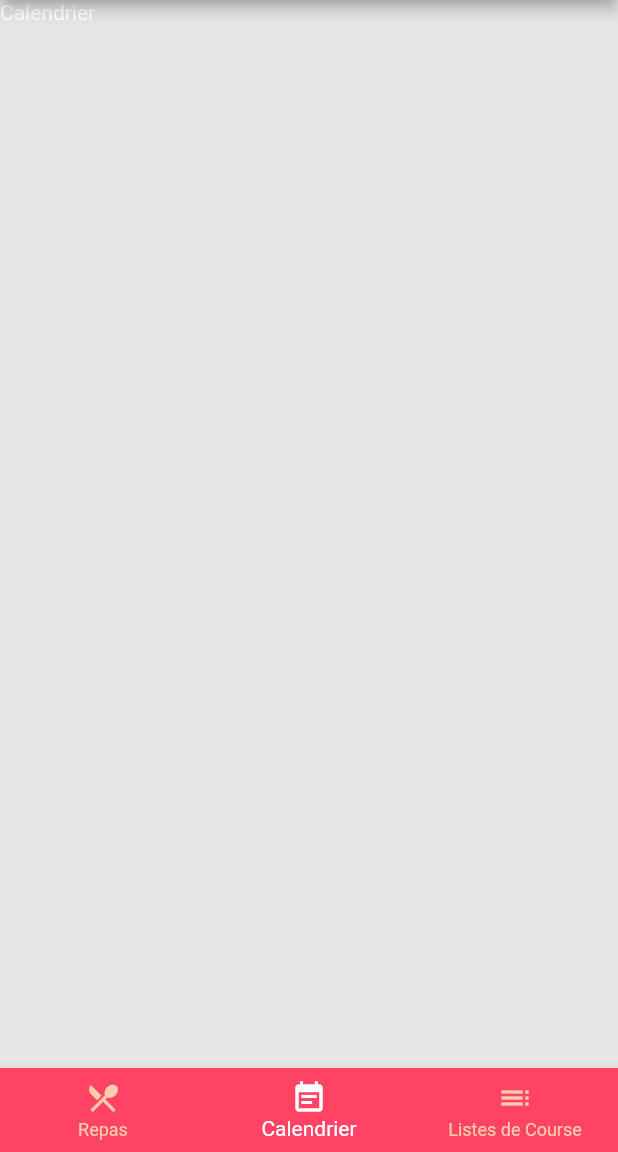
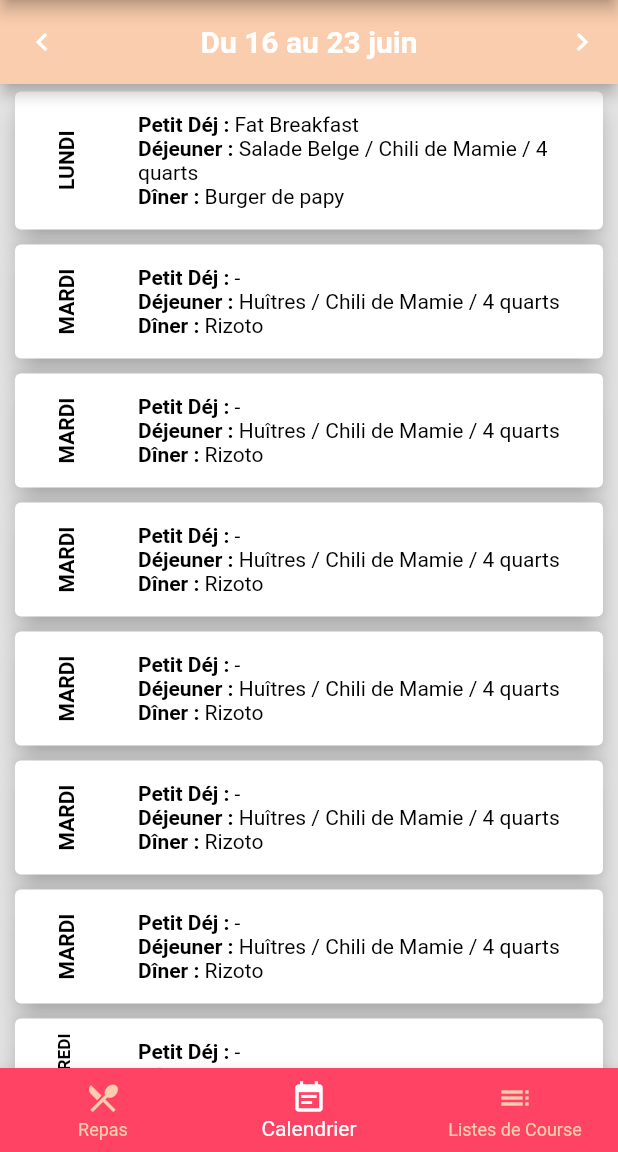
Before and after one commit to Skaopap/Gordon, a Flutter app: the screen it shows after launch, on a phone screen of 412 x 824 dp, the part 84-1236 px from its top. Run offline on Flutter 3.47's test engine with Material 2 defaults, Android fonts, the phone set to English and light mode, and no system bars.

Commit message:
Liste de liste de liste de repas (liste de liste de jours)

```diff
--- a/lib/main.dart
+++ b/lib/main.dart
@@ -1,4 +1,5 @@
 import 'package:flutter/material.dart';
+import 'package:gordon/models/MCalendrier.dart';
 import 'package:gordon/models/MListeCourse.dart';
 import 'package:gordon/screens/listescourseInfo.dart';
 import 'package:gordon/screens/repasInfos.dart';
@@ -14,6 +15,7 @@ void main() {
       providers: [
         ChangeNotifierProvider(create: (context) => MRepas()),
         ChangeNotifierProvider(create: (context) => MListeCourse()),
+        ChangeNotifierProvider(create: (context) => MCalendrier()),
       ],
   child : MyApp())
 
--- /dev/null
+++ b/lib/models/MCalendrier.dart
@@ -0,0 +1,20 @@
+import 'package:gordon/models/MCalendrierItem.dart';
+import 'package:flutter/material.dart';
+
+class MCalendrier with ChangeNotifier
+{
+  List<MCalendrierItem> _listItems = [
+    MCalendrierItem(id: '001', day: "LUNDI", breakfast: "Fat Breakfast", lunch: "Salade Belge / Chili de Mamie / 4 quarts", dinner: "Burger de papy"),
+    MCalendrierItem(id: '002', day: "MARDI", breakfast: "-", lunch: "Huîtres / Chili de Mamie / 4 quarts", dinner: "Rizoto"),
+    MCalendrierItem(id: '002', day: "MARDI", breakfast: "-", lunch: "Huîtres / Chili de Mamie / 4 quarts", dinner: "Rizoto"),
+    MCalendrierItem(id: '002', day: "MARDI", breakfast: "-", lunch: "Huîtres / Chili de Mamie / 4 quarts", dinner: "Rizoto"),
+    MCalendrierItem(id: '002', day: "MARDI", breakfast: "-", lunch: "Huîtres / Chili de Mamie / 4 quarts", dinner: "Rizoto"),
+    MCalendrierItem(id: '002', day: "MARDI", breakfast: "-", lunch: "Huîtres / Chili de Mamie / 4 quarts", dinner: "Rizoto"),
+    MCalendrierItem(id: '002', day: "MARDI", breakfast: "-", lunch: "Huîtres / Chili de Mamie / 4 quarts", dinner: "Rizoto"),
+    MCalendrierItem(id: '003', day: "MERCREDI", breakfast: "-", lunch: "Huîtres / Chili de Mamie / 4 quarts", dinner: "Rizoto")
+  ];
+
+  List<MCalendrierItem> get listItems {
+    return [..._listItems];
+  }
+}
--- /dev/null
+++ b/lib/models/MCalendrierItem.dart
@@ -0,0 +1,22 @@
+import 'package:flutter/material.dart';
+
+class MCalendrierItem with ChangeNotifier
+{
+  final String id;
+  final String day;
+  final String breakfast;
+  final String lunch;
+  final String dinner;
+
+  MCalendrierItem
+      (
+        {
+          @required this.id,
+          @required this.day,
+          @required this.breakfast,
+          @required this.lunch,
+          @required this.dinner
+        }
+      );
+
+}
--- a/lib/models/MListeCourse.dart
+++ b/lib/models/MListeCourse.dart
@@ -1,4 +1,3 @@
-import 'package:provider/provider.dart';
 import 'package:gordon/models/MListeCourseItem.dart';
 import 'package:flutter/material.dart';
 
@@ -12,6 +11,4 @@ class MListeCourse with ChangeNotifier
   List<MListeCourseItem> get listItems {
     return [..._listItems];
   }
-
-//notifyListeners();
 }
--- a/lib/models/MListeCourseItem.dart
+++ b/lib/models/MListeCourseItem.dart
@@ -6,8 +6,6 @@ class MListeCourseItem with ChangeNotifier
   final String generateDate;
   final String beginDate;
   final String endDate;
-
-  //static const defaultList =
 
   MListeCourseItem
       (
--- a/lib/models/MRepas.dart
+++ b/lib/models/MRepas.dart
@@ -5,6 +5,14 @@ import 'package:flutter/material.dart';
 class MRepas with ChangeNotifier
 {
   List<MRepasItem> _listRepas = [
+    MRepasItem(id: '012', name: "Le chilli de mamie" , imageUrl: "https://flockler.com/thumbs/sites/192/good-food-bean-pepper-chilli-5c9e2402-6dab-4277-912a-0acdd6bce3ea_s1200x630_c600x349_l0x138.jpg"),
+    MRepasItem(id: '015', name: "Le cheese cake de papa" , imageUrl: "https://i2.wp.com/www.sugarspunrun.com/wp-content/uploads/2019/01/Best-Cheesecake-Recipe-2-1-of-1-4.jpg"),
+    MRepasItem(id: '016', name: "El Tartifletto" , imageUrl: "https://www.croquonslavie.fr/sites/default/files/images/recipe/field_recipe_single_carousel_img/recette-tartiflette_9408_0.jpg"),
+    MRepasItem(id: '045', name: "El CousCous" , imageUrl: "https://img.cuisineaz.com/400x320/2016-04-28/i68325-couscous-et-sa-sauce.jpg"),
+    MRepasItem(id: '012', name: "Le chilli de mamie" , imageUrl: "https://flockler.com/thumbs/sites/192/good-food-bean-pepper-chilli-5c9e2402-6dab-4277-912a-0acdd6bce3ea_s1200x630_c600x349_l0x138.jpg"),
+    MRepasItem(id: '015', name: "Le cheese cake de papa" , imageUrl: "https://i2.wp.com/www.sugarspunrun.com/wp-content/uploads/2019/01/Best-Cheesecake-Recipe-2-1-of-1-4.jpg"),
+    MRepasItem(id: '016', name: "El Tartifletto" , imageUrl: "https://www.croquonslavie.fr/sites/default/files/images/recipe/field_recipe_single_carousel_img/recette-tartiflette_9408_0.jpg"),
+    MRepasItem(id: '045', name: "El CousCous" , imageUrl: "https://img.cuisineaz.com/400x320/2016-04-28/i68325-couscous-et-sa-sauce.jpg"),
     MRepasItem(id: '012', name: "Le chilli de mamie" , imageUrl: "https://flockler.com/thumbs/sites/192/good-food-bean-pepper-chilli-5c9e2402-6dab-4277-912a-0acdd6bce3ea_s1200x630_c600x349_l0x138.jpg"),
     MRepasItem(id: '015', name: "Le cheese cake de papa" , imageUrl: "https://i2.wp.com/www.sugarspunrun.com/wp-content/uploads/2019/01/Best-Cheesecake-Recipe-2-1-of-1-4.jpg"),
     MRepasItem(id: '016', name: "El Tartifletto" , imageUrl: "https://www.croquonslavie.fr/sites/default/files/images/recipe/field_recipe_single_carousel_img/recette-tartiflette_9408_0.jpg"),
--- a/lib/screens/calendrier.dart
+++ b/lib/screens/calendrier.dart
@@ -1,4 +1,5 @@
 import 'package:flutter/material.dart';
+import 'package:gordon/widgets/ListCalendrier.dart';
 
 class Calendrier extends StatefulWidget {
   Calendrier({Key key}) : super(key: key);
@@ -13,7 +14,7 @@ class _CalendrierState extends State<Calendrier> {
     return Scaffold(
       backgroundColor: Theme.of(context).primaryColor,
       body: SafeArea(
-          child: Text("Calendrier")
+          child: ListCalendrier()
           ),
     );
   }
--- /dev/null
+++ b/lib/widgets/CalendrierItem.dart
@@ -0,0 +1,77 @@
+import 'package:flutter/cupertino.dart';
+import 'package:flutter/material.dart';
+import 'package:gordon/theme/colors.dart';
+import 'package:provider/provider.dart';
+import 'package:gordon/models/MCalendrierItem.dart';
+
+class CalendrierItem extends StatelessWidget {
+  const CalendrierItem({Key key}) : super(key: key);
+
+  @override
+  Widget build(BuildContext context)
+  {
+    final item = Provider.of<MCalendrierItem>(context);
+
+    return InkWell(
+      splashColor: Theme.of(context).accentColor,
+        child: Container(
+          // height: 135, Doesn't seem to give enough space to "MERCREDI" to display correctly
+          child: Card(
+            color: White,
+            elevation: 8,
+            margin: EdgeInsets.symmetric(vertical: 5, horizontal: 10),
+            child: Padding(
+                padding: EdgeInsets.all(10),
+                child: ListTile(
+                  leading: RotatedBox(
+                    quarterTurns: 3,
+                    child: FittedBox( //Permits MERCREDI to fit in its textArea
+                      fit: BoxFit.contain,
+                      child: Text(
+                        item.day,
+                        textAlign: TextAlign.center,
+                        style: TextStyle(
+                            fontWeight: FontWeight.bold,
+                            color: Colors.black,
+                          ),
+                      ),
+                    ),
+                  ),
+                  title: RichText(
+                    text: TextSpan(
+                      style: DefaultTextStyle.of(context).style,
+                      children: <TextSpan>[
+                        TextSpan(
+                          text: "Petit Déj : ",
+                          style: TextStyle(color: Colors.black, fontWeight: FontWeight.bold),
+                        ),
+                        TextSpan(
+                          text: item.breakfast,
+                          style: TextStyle(color: Colors.black),
+                        ),
+                        TextSpan(
+                          text: "\nDéjeuner : ",
+                          style: TextStyle(color: Colors.black, fontWeight: FontWeight.bold),
+                        ),
+                        TextSpan(
+                          text: item.lunch,
+                          style: TextStyle(color: Colors.black),
+                        ),
+                        TextSpan(
+                          text: "\nDîner : ",
+                          style: TextStyle(color: Colors.black, fontWeight: FontWeight.bold),
+                        ),
+                        TextSpan(
+                          text: item.dinner,
+                          style: TextStyle(color: Colors.black),
+                        ),
+                      ],
+                    ),
+                  ),
+                )
+          ),
+        ),
+      ),
+    );
+  }
+}
--- /dev/null
+++ b/lib/widgets/ListCalendrier.dart
@@ -0,0 +1,43 @@
+import 'package:flutter/material.dart';
+import 'package:gordon/models/MCalendrier.dart';
+import 'package:provider/provider.dart';
+import 'package:gordon/widgets/CalendrierItem.dart';
+import 'package:gordon/theme/colors.dart';
+
+class ListCalendrier extends StatefulWidget {
+  ListCalendrier({Key key}) : super(key: key);
+
+  @override
+  _ListCalendrierState createState() => _ListCalendrierState();
+}
+
+class _ListCalendrierState extends State<ListCalendrier> {
+  @override
+  Widget build(BuildContext context) {
+    final CalendrierData = Provider.of<MCalendrier>(context);
+    return Scaffold(
+      appBar: AppBar(
+        leading: IconButton(icon : Icon(Icons.chevron_left) , onPressed: () {}, color: Colors.white,),
+        title: Text(  "Du 16 au 23 juin", style: TextStyle(color: Colors.white, fontWeight: FontWeight.bold)),
+        centerTitle: true,
+        actions: <Widget>[
+          IconButton(icon : Icon(Icons.chevron_right) , onPressed: () {}, color: Colors.white,),
+        ],
+        backgroundColor: Salmon,
+      ) ,
+      backgroundColor: LightGrey,
+
+      body: SafeArea(
+        child: ListView.builder(
+          itemCount: CalendrierData.listItems.length,
+          itemBuilder: (ctx ,index) {
+            return ChangeNotifierProvider.value(
+                value: CalendrierData.listItems[index],
+                child: CalendrierItem()
+            );
+          },
+        ),
+      ),
+    );
+  }
+}
--- a/lib/widgets/ListeCourseItem.dart
+++ b/lib/widgets/ListeCourseItem.dart
@@ -2,7 +2,6 @@ import 'package:flutter/material.dart';
 import 'package:gordon/screens/listescourseInfo.dart';
 import 'package:gordon/theme/colors.dart';
 import 'package:provider/provider.dart';
-import 'package:gordon/models/MListeCourse.dart';
 import 'package:gordon/models/MListeCourseItem.dart';
 
 class ListeCourseItem extends StatelessWidget {
```
Lines whose indentation alone changed are shown as unchanged.
